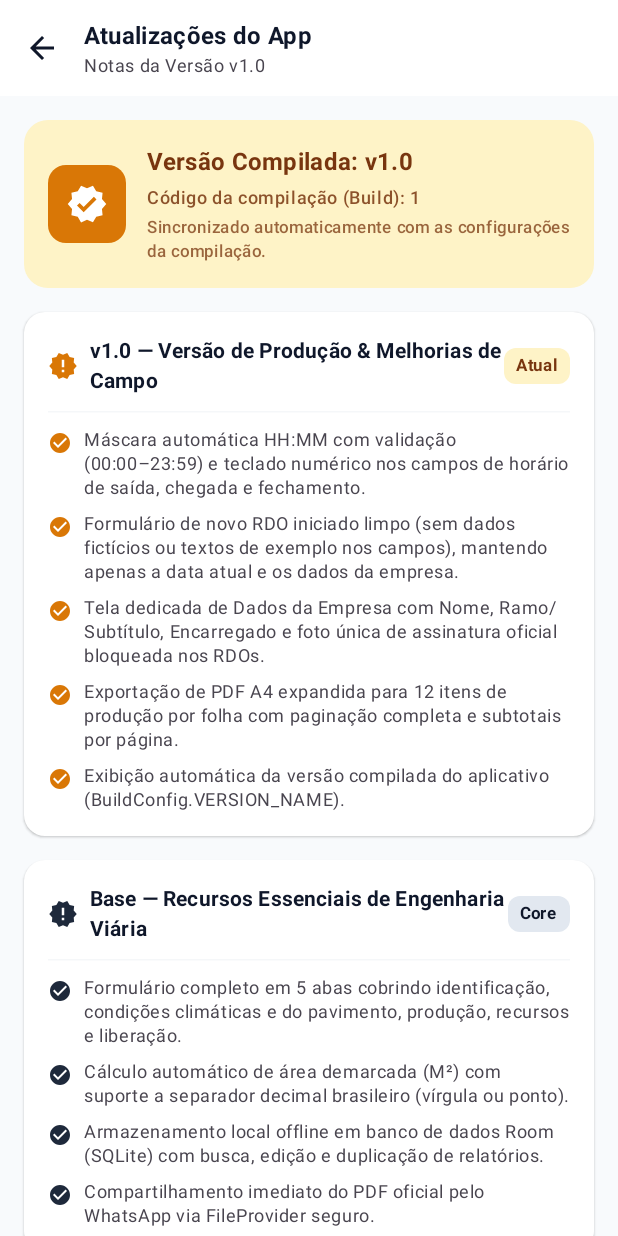
After one commit to fabriciocruzcasarini/Relatorio-Diario-de-Obra, an Android app built with Jetpack Compose: the composable AppUpdatesScreen shown on its own in the app's theme, on a phone screen of 412 x 824 dp. The commit adds this screen. Run offline under Robolectric (Android 15) with nearby library versions, the phone set to English and light mode, and no system bars.

Commit message:
feat: add application update and release history screen
Introduced a new UI screen to display the application's version history and release notes, integrated into the company settings menu to improve user transparency regarding updates and features.

```diff
--- a/app/src/main/java/com/example/MainActivity.kt
+++ b/app/src/main/java/com/example/MainActivity.kt
@@ -13,6 +13,7 @@ import androidx.compose.ui.Modifier
 import com.example.data.model.RdoWithDetails
 import com.example.pdf.RdoPdfGenerator
 import com.example.ui.components.PdfExportDialog
+import com.example.ui.screens.AppUpdatesScreen
 import com.example.ui.screens.CompanySettingsScreen
 import com.example.ui.screens.RdoFormScreen
 import com.example.ui.screens.RdoListScreen
@@ -24,6 +25,7 @@ sealed interface Screen {
     object List : Screen
     object Form : Screen
     object CompanySettings : Screen
+    object VersionUpdates : Screen
 }
 
 class MainActivity : ComponentActivity() {
@@ -90,7 +92,13 @@ class MainActivity : ComponentActivity() {
                             Screen.CompanySettings -> {
                                 CompanySettingsScreen(
                                     viewModel = viewModel,
-                                    onBack = { currentScreen = Screen.List }
+                                    onBack = { currentScreen = Screen.List },
+                                    onOpenVersionUpdates = { currentScreen = Screen.VersionUpdates }
+                                )
+                            }
+                            Screen.VersionUpdates -> {
+                                AppUpdatesScreen(
+                                    onBack = { currentScreen = Screen.CompanySettings }
                                 )
                             }
                         }
--- /dev/null
+++ b/app/src/main/java/com/example/ui/screens/AppUpdatesScreen.kt
@@ -0,0 +1,264 @@
+package com.example.ui.screens
+
+import androidx.activity.compose.BackHandler
+import androidx.compose.foundation.background
+import androidx.compose.foundation.layout.*
+import androidx.compose.foundation.lazy.LazyColumn
+import androidx.compose.foundation.lazy.items
+import androidx.compose.foundation.shape.RoundedCornerShape
+import androidx.compose.material.icons.Icons
+import androidx.compose.material.icons.automirrored.filled.ArrowBack
+import androidx.compose.material.icons.filled.CheckCircle
+import androidx.compose.material.icons.filled.NewReleases
+import androidx.compose.material.icons.filled.Verified
+import androidx.compose.material3.*
+import androidx.compose.runtime.Composable
+import androidx.compose.runtime.remember
+import androidx.compose.ui.Alignment
+import androidx.compose.ui.Modifier
+import androidx.compose.ui.draw.clip
+import androidx.compose.ui.platform.testTag
+import androidx.compose.ui.text.font.FontWeight
+import androidx.compose.ui.unit.dp
+import com.example.BuildConfig
+
+data class AppReleaseNote(
+    val version: String,
+    val badge: String,
+    val title: String,
+    val isCurrent: Boolean,
+    val highlights: List<String>
+)
+
+fun buildAppReleaseHistory(compiledVersionName: String): List<AppReleaseNote> = listOf(
+    AppReleaseNote(
+        version = "v$compiledVersionName",
+        badge = "Atual",
+        title = "Versão de Produção & Melhorias de Campo",
+        isCurrent = true,
+        highlights = listOf(
+            "Máscara automática HH:MM com validação (00:00–23:59) e teclado numérico nos campos de horário de saída, chegada e fechamento.",
+            "Formulário de novo RDO iniciado limpo (sem dados fictícios ou textos de exemplo nos campos), mantendo apenas a data atual e os dados da empresa.",
+            "Tela dedicada de Dados da Empresa com Nome, Ramo/Subtítulo, Encarregado e foto única de assinatura oficial bloqueada nos RDOs.",
+            "Exportação de PDF A4 expandida para 12 itens de produção por folha com paginação completa e subtotais por página.",
+            "Exibição automática da versão compilada do aplicativo (BuildConfig.VERSION_NAME)."
+        )
+    ),
+    AppReleaseNote(
+        version = "Base",
+        badge = "Core",
+        title = "Recursos Essenciais de Engenharia Viária",
+        isCurrent = false,
+        highlights = listOf(
+            "Formulário completo em 5 abas cobrindo identificação, condições climáticas e do pavimento, produção, recursos e liberação.",
+            "Cálculo automático de área demarcada (M²) com suporte a separador decimal brasileiro (vírgula ou ponto).",
+            "Armazenamento local offline em banco de dados Room (SQLite) com busca, edição e duplicação de relatórios.",
+            "Compartilhamento imediato do PDF oficial pelo WhatsApp via FileProvider seguro."
+        )
+    )
+)
+
+@OptIn(ExperimentalMaterial3Api::class)
+@Composable
+fun AppUpdatesScreen(
+    onBack: () -> Unit
+) {
+    BackHandler { onBack() }
+
+    val versionName = BuildConfig.VERSION_NAME
+    val versionCode = BuildConfig.VERSION_CODE
+    val releaseNotes = remember(versionName) {
+        buildAppReleaseHistory(versionName)
+    }
+
+    Scaffold(
+        topBar = {
+            TopAppBar(
+                title = {
+                    Column {
+                        Text(
+                            text = "Atualizações do App",
+                            style = MaterialTheme.typography.titleMedium,
+                            fontWeight = FontWeight.Bold
+                        )
+                        Text(
+                            text = "Notas da Versão v$versionName",
+                            style = MaterialTheme.typography.bodySmall,
+                            color = MaterialTheme.colorScheme.onSurfaceVariant
+                        )
+                    }
+                },
+                navigationIcon = {
+                    IconButton(
+                        onClick = onBack,
+                        modifier = Modifier.testTag("app_updates_back_button")
+                    ) {
+                        Icon(Icons.AutoMirrored.Filled.ArrowBack, contentDescription = "Voltar")
+                    }
+                },
+                colors = TopAppBarDefaults.topAppBarColors(
+                    containerColor = MaterialTheme.colorScheme.surface
+                )
+            )
+        }
+    ) { paddingValues ->
+        LazyColumn(
+            modifier = Modifier
+                .fillMaxSize()
+                .padding(paddingValues)
+                .background(MaterialTheme.colorScheme.background),
+            contentPadding = PaddingValues(16.dp),
+            verticalArrangement = Arrangement.spacedBy(16.dp)
+        ) {
+            item {
+                Card(
+                    colors = CardDefaults.cardColors(
+                        containerColor = MaterialTheme.colorScheme.primaryContainer
+                    ),
+                    shape = RoundedCornerShape(16.dp),
+                    modifier = Modifier.fillMaxWidth()
+                ) {
+                    Row(
+                        modifier = Modifier
+                            .fillMaxWidth()
+                            .padding(16.dp),
+                        verticalAlignment = Alignment.CenterVertically,
+                        horizontalArrangement = Arrangement.spacedBy(14.dp)
+                    ) {
+                        Box(
+                            modifier = Modifier
+                                .size(52.dp)
+                                .clip(RoundedCornerShape(12.dp))
+                                .background(MaterialTheme.colorScheme.primary),
+                            contentAlignment = Alignment.Center
+                        ) {
+                            Icon(
+                                imageVector = Icons.Default.Verified,
+                                contentDescription = null,
+                                tint = MaterialTheme.colorScheme.onPrimary,
+                                modifier = Modifier.size(28.dp)
+                            )
+                        }
+
+                        Column(
+                            modifier = Modifier.weight(1f),
+                            verticalArrangement = Arrangement.spacedBy(4.dp)
+                        ) {
+                            Text(
+                                text = "Versão Compilada: v$versionName",
+                                style = MaterialTheme.typography.titleMedium,
+                                fontWeight = FontWeight.Bold,
+                                color = MaterialTheme.colorScheme.onPrimaryContainer,
+                                modifier = Modifier.testTag("compiled_version_banner_text")
+                            )
+                            Text(
+                                text = "Código da compilação (Build): $versionCode",
+                                style = MaterialTheme.typography.bodySmall,
+                                fontWeight = FontWeight.Medium,
+                                color = MaterialTheme.colorScheme.onPrimaryContainer.copy(alpha = 0.85f)
+                            )
+                            Text(
+                                text = "Sincronizado automaticamente com as configurações da compilação.",
+                                style = MaterialTheme.typography.labelSmall,
+                                color = MaterialTheme.colorScheme.onPrimaryContainer.copy(alpha = 0.75f)
+                            )
+                        }
+                    }
+                }
+            }
+
+            items(releaseNotes) { note ->
+                ReleaseNoteCard(note = note)
+            }
+        }
+    }
+}
+
+@Composable
+private fun ReleaseNoteCard(note: AppReleaseNote) {
+    Card(
+        colors = CardDefaults.cardColors(containerColor = MaterialTheme.colorScheme.surface),
+        shape = RoundedCornerShape(14.dp),
+        elevation = CardDefaults.cardElevation(defaultElevation = 1.dp),
+        modifier = Modifier.fillMaxWidth()
+    ) {
+        Column(
+            modifier = Modifier.padding(16.dp),
+            verticalArrangement = Arrangement.spacedBy(10.dp)
+        ) {
+            Row(
+                modifier = Modifier.fillMaxWidth(),
+                horizontalArrangement = Arrangement.SpaceBetween,
+                verticalAlignment = Alignment.CenterVertically
+            ) {
+                Row(
+                    verticalAlignment = Alignment.CenterVertically,
+                    horizontalArrangement = Arrangement.spacedBy(8.dp),
+                    modifier = Modifier.weight(1f)
+                ) {
+                    Icon(
+                        imageVector = Icons.Default.NewReleases,
+                        contentDescription = null,
+                        tint = if (note.isCurrent) MaterialTheme.colorScheme.primary else MaterialTheme.colorScheme.secondary,
+                        modifier = Modifier.size(20.dp)
+                    )
+                    Text(
+                        text = "${note.version} — ${note.title}",
+                        style = MaterialTheme.typography.titleSmall,
+                        fontWeight = FontWeight.Bold,
+                        color = MaterialTheme.colorScheme.onSurface
+                    )
+                }
+
+                Box(
+                    modifier = Modifier
+                        .clip(RoundedCornerShape(8.dp))
+                        .background(
+                            if (note.isCurrent) {
+                                MaterialTheme.colorScheme.primaryContainer
+                            } else {
+                                MaterialTheme.colorScheme.secondaryContainer
+                            }
+                        )
+                        .padding(horizontal = 8.dp, vertical = 4.dp)
+                ) {
+                    Text(
+                        text = note.badge,
+                        style = MaterialTheme.typography.labelSmall,
+                        fontWeight = FontWeight.Bold,
+                        color = if (note.isCurrent) {
+                            MaterialTheme.colorScheme.onPrimaryContainer
+                        } else {
+                            MaterialTheme.colorScheme.onSecondaryContainer
+                        }
+                    )
+                }
+            }
+
+            HorizontalDivider(color = MaterialTheme.colorScheme.outline.copy(alpha = 0.2f))
+
+            Column(verticalArrangement = Arrangement.spacedBy(8.dp)) {
+                note.highlights.forEach { item ->
+                    Row(
+                        verticalAlignment = Alignment.Top,
+                        horizontalArrangement = Arrangement.spacedBy(8.dp)
+                    ) {
+                        Icon(
+                            imageVector = Icons.Default.CheckCircle,
+                            contentDescription = null,
+                            tint = if (note.isCurrent) MaterialTheme.colorScheme.primary else MaterialTheme.colorScheme.secondary,
+                            modifier = Modifier
+                                .padding(top = 2.dp)
+                                .size(16.dp)
+                        )
+                        Text(
+                            text = item,
+                            style = MaterialTheme.typography.bodySmall,
+                            color = MaterialTheme.colorScheme.onSurfaceVariant
+                        )
+                    }
+                }
+            }
+        }
+    }
+}
--- a/app/src/main/java/com/example/ui/screens/CompanySettingsScreen.kt
+++ b/app/src/main/java/com/example/ui/screens/CompanySettingsScreen.kt
@@ -17,6 +17,7 @@ import androidx.compose.foundation.shape.RoundedCornerShape
 import androidx.compose.foundation.verticalScroll
 import androidx.compose.material.icons.Icons
 import androidx.compose.material.icons.automirrored.filled.ArrowBack
+import androidx.compose.material.icons.automirrored.filled.KeyboardArrowRight
 import androidx.compose.material.icons.filled.*
 import androidx.compose.material3.*
 import androidx.compose.runtime.*
@@ -30,6 +31,7 @@ import androidx.compose.ui.platform.LocalContext
 import androidx.compose.ui.platform.testTag
 import androidx.compose.ui.text.font.FontWeight
 import androidx.compose.ui.unit.dp
+import com.example.BuildConfig
 import com.example.data.model.CompanySettings
 import com.example.ui.components.copyUriToInternalStorage
 import com.example.ui.viewmodel.RdoViewModel
@@ -39,7 +41,8 @@ import java.io.File
 @Composable
 fun CompanySettingsScreen(
     viewModel: RdoViewModel,
-    onBack: () -> Unit
+    onBack: () -> Unit,
+    onOpenVersionUpdates: () -> Unit = {}
 ) {
     BackHandler { onBack() }
 
@@ -399,7 +402,56 @@ fun CompanySettingsScreen(
                 }
             }
 
-            Spacer(Modifier.height(8.dp))
+            // Bloco 3: Versão do App & Atualizações
+            OutlinedCard(
+                onClick = onOpenVersionUpdates,
+                colors = CardDefaults.outlinedCardColors(
+                    containerColor = MaterialTheme.colorScheme.surface
+                ),
+                shape = RoundedCornerShape(12.dp),
+                modifier = Modifier
+                    .fillMaxWidth()
+                    .testTag("open_version_updates_button")
+            ) {
+                Row(
+                    modifier = Modifier
+                        .fillMaxWidth()
+                        .padding(horizontal = 16.dp, vertical = 14.dp),
+                    verticalAlignment = Alignment.CenterVertically,
+                    horizontalArrangement = Arrangement.spacedBy(12.dp)
+                ) {
+                    Icon(
+                        imageVector = Icons.Default.SystemUpdate,
+                        contentDescription = null,
+                        tint = MaterialTheme.colorScheme.primary,
+                        modifier = Modifier.size(24.dp)
+                    )
+                    Column(
+                        modifier = Modifier.weight(1f),
+                        verticalArrangement = Arrangement.spacedBy(2.dp)
+                    ) {
+                        Text(
+                            text = "Atualizações da Versão",
+                            style = MaterialTheme.typography.titleSmall,
+                            fontWeight = FontWeight.Bold,
+                            color = MaterialTheme.colorScheme.onSurface
+                        )
+                        Text(
+                            text = "Versão compilada: v${BuildConfig.VERSION_NAME} (Build ${BuildConfig.VERSION_CODE})",
+                            style = MaterialTheme.typography.bodySmall,
+                            color = MaterialTheme.colorScheme.onSurfaceVariant,
+                            modifier = Modifier.testTag("company_settings_version_text")
+                        )
+                    }
+                    Icon(
+                        imageVector = Icons.AutoMirrored.Filled.KeyboardArrowRight,
+                        contentDescription = "Ver notas da versão",
+                        tint = MaterialTheme.colorScheme.onSurfaceVariant
+                    )
+                }
+            }
+
+            Spacer(Modifier.height(4.dp))
 
             // Botão Principal de Salvar
             Button(
```
Also changed, not shown: 1 other file.
